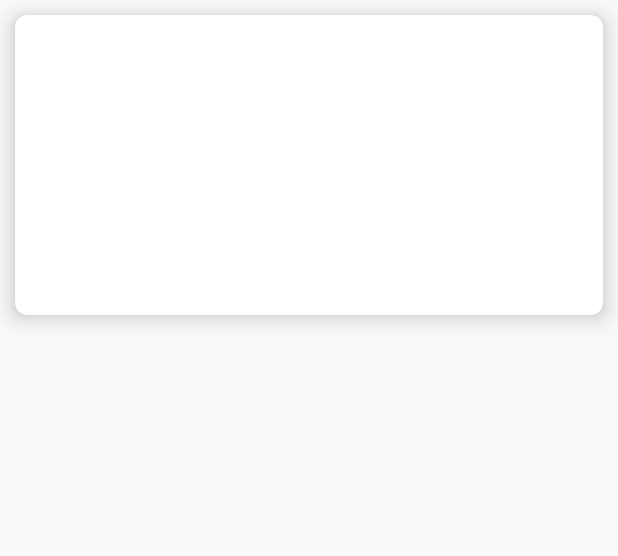
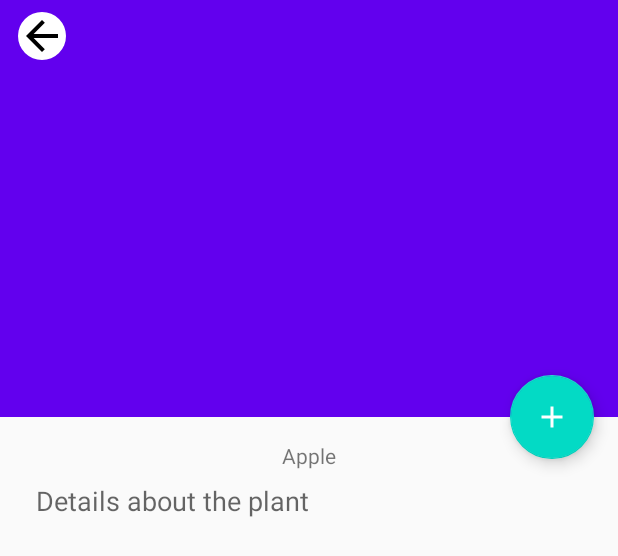
Before and after one commit to mmarashan/kids-smart-card, an Android app: the layout layout_article_page.xml on its own in the app's theme, with its tools: preview values and no code run, on a phone screen of 412 x 824 dp. Shown: the top 556 px of the screen. Run offline under Robolectric (Android 15) with nearby library versions, the phone set to English and light mode, and no system bars.

Commit message:
article page using coordinator layout

```diff
--- a/app/build.gradle
+++ b/app/build.gradle
@@ -26,7 +26,7 @@ android {
 dependencies {
     implementation "org.jetbrains.kotlin:kotlin-stdlib-jdk7:$kotlin_version"
     implementation "androidx.appcompat:appcompat:${versions.appcompat}"
-    implementation "androidx.core:core-ktx:${versions.corektx}"
+    implementation "androidx.core:core-ktx:1.0.0"
     implementation "androidx.constraintlayout:constraintlayout:${versions.constraintlayout}"
 
     implementation "org.koin:koin-android:${versions.koin}"
--- a/common/build.gradle
+++ b/common/build.gradle
@@ -25,8 +25,7 @@ android {
 }
 
 dependencies {
-    implementation fileTree(dir: "libs", include: ["*.jar"])
     implementation "org.jetbrains.kotlin:kotlin-stdlib:$kotlin_version"
-    implementation 'androidx.core:core-ktx:1.3.0'
-    implementation 'androidx.appcompat:appcompat:1.1.0'
+    implementation "androidx.core:core-ktx:${versions.corektx}"
+    implementation "androidx.appcompat:appcompat:${versions.appcompat}"
 }
--- a/feature/article-galery-feature/build.gradle
+++ b/feature/article-galery-feature/build.gradle
@@ -33,7 +33,6 @@ dependencies {
     implementation "androidx.recyclerview:recyclerview:${versions.recyclerview}"
     implementation "androidx.cardview:cardview:${versions.cardview}"
     implementation "com.github.bumptech.glide:glide:${versions.glide}"
-    annotationProcessor "com.github.bumptech.glide:compiler:${versions.glide}"
 
     implementation project(':common')
     implementation project(':core:article-data')
--- a/feature/article-page-feature/build.gradle
+++ b/feature/article-page-feature/build.gradle
@@ -24,16 +24,15 @@ dependencies {
     implementation "androidx.appcompat:appcompat:${versions.appcompat}"
     implementation "androidx.core:core-ktx:${versions.corektx}"
     implementation "androidx.constraintlayout:constraintlayout:${versions.constraintlayout}"
+    implementation "androidx.coordinatorlayout:coordinatorlayout:${versions.coordinatorlayout}"
+    implementation "com.google.android.material:material:${versions.material}"
 
     implementation "org.koin:koin-android:${versions.koin}"
     implementation "org.koin:koin-androidx-viewmodel:${versions.koin}"
     implementation "androidx.lifecycle:lifecycle-extensions:${versions.androidxlifecycle}"
     implementation "androidx.lifecycle:lifecycle-viewmodel-ktx:${versions.androidxlifecycle}"
     implementation "androidx.lifecycle:lifecycle-livedata-ktx:${versions.androidxlifecycle}"
-    implementation "androidx.recyclerview:recyclerview:${versions.recyclerview}"
-    implementation "androidx.cardview:cardview:${versions.cardview}"
     implementation "com.github.bumptech.glide:glide:${versions.glide}"
-    annotationProcessor "com.github.bumptech.glide:compiler:${versions.glide}"
 
     implementation project(':common')
     implementation project(':core:article-data')
--- a/feature/article-page-feature/src/main/AndroidManifest.xml
+++ b/feature/article-page-feature/src/main/AndroidManifest.xml
@@ -1,5 +1,3 @@
 <manifest xmlns:android="http://schemas.android.com/apk/res/android"
     package="ru.volgadev.article_page">
-
-    /
 </manifest>
--- /dev/null
+++ b/feature/article-page-feature/src/main/res/drawable/ic_detail_back.xml
@@ -0,0 +1,17 @@
+<?xml version="1.0" encoding="utf-8"?>
+<vector xmlns:android="http://schemas.android.com/apk/res/android"
+    android:width="32dp"
+    android:height="32dp"
+    android:viewportWidth="32.0"
+    android:viewportHeight="32.0">
+
+    <path
+        android:name="circle"
+        android:fillColor="?attr/colorSurface"
+        android:pathData="M16,16m-16,0a16,16 0,1 1,32 0a16,16 0,1 1,-32 0"/>
+
+    <path
+        android:name="arrow"
+        android:fillColor="?attr/colorOnSurface"
+        android:pathData="M20,14.66H10.44l7.45,-7.45L16,5.33l-10.66,10.66 10.66,10.66 1.88,-1.88L10.44,17.33H26.66v-2.66z"/>
+</vector>
--- /dev/null
+++ b/feature/article-page-feature/src/main/res/drawable/ic_plus.xml
@@ -0,0 +1,9 @@
+<vector xmlns:android="http://schemas.android.com/apk/res/android"
+        android:width="24dp"
+        android:height="24dp"
+        android:viewportWidth="24.0"
+        android:viewportHeight="24.0">
+    <path
+        android:fillColor="#FF000000"
+        android:pathData="M19,13h-6v6h-2v-6H5v-2h6V5h2v6h6v2z"/>
+</vector>
--- a/feature/article-page-feature/src/main/res/layout/layout_article_page.xml
+++ b/feature/article-page-feature/src/main/res/layout/layout_article_page.xml
@@ -1,41 +1,114 @@
 <?xml version="1.0" encoding="utf-8"?>
 
-<androidx.cardview.widget.CardView
-    xmlns:android="http://schemas.android.com/apk/res/android"
-    xmlns:card_view="http://schemas.android.com/apk/res-auto"
-    android:id="@+id/card_view"
-    android:layout_width="match_parent"
-    android:layout_height="wrap_content"
-    android:layout_margin="10dp"
-    card_view:cardCornerRadius="8dp"
-    card_view:cardElevation="10dp">
+<LinearLayout xmlns:android="http://schemas.android.com/apk/res/android"
+    xmlns:app="http://schemas.android.com/apk/res-auto"
+    xmlns:tools="http://schemas.android.com/tools"
+    android:layout_height="match_parent"
+    android:layout_width="match_parent">
 
-    <LinearLayout
+    <androidx.coordinatorlayout.widget.CoordinatorLayout
         android:layout_width="match_parent"
         android:layout_height="match_parent"
-        android:orientation="vertical">
+        android:fitsSystemWindows="true">
 
-        <ImageView
-            android:id="@+id/articleImage"
+        <com.google.android.material.appbar.AppBarLayout
+            android:id="@+id/appbar"
             android:layout_width="match_parent"
-            android:layout_height="100dp"
-            android:scaleType="centerCrop"/>
+            android:layout_height="@dimen/plant_detail_app_bar_height"
+            android:animateLayoutChanges="true"
+            android:fitsSystemWindows="true"
+            android:stateListAnimator="@animator/show_toolbar">
 
-        <TextView
-            android:id="@+id/articleTitle"
+            <com.google.android.material.appbar.CollapsingToolbarLayout
+                android:id="@+id/toolbar_layout"
+                android:layout_width="match_parent"
+                android:layout_height="match_parent"
+                android:fitsSystemWindows="true"
+                app:collapsedTitleGravity="center"
+                app:contentScrim="@color/sunflower_green_300"
+                app:layout_scrollFlags="scroll|exitUntilCollapsed"
+                app:statusBarScrim="@color/sunflower_green_500"
+                app:title="CollapsingToolbarLayout title"
+                app:titleEnabled="false"
+                app:toolbarId="@id/toolbar">
+
+                <ImageView
+                    android:id="@+id/articleImage"
+                    android:layout_width="match_parent"
+                    android:layout_height="@dimen/plant_detail_app_bar_height"
+                    android:contentDescription="Article image"
+                    android:fitsSystemWindows="true"
+                    android:scaleType="centerCrop"
+                    app:layout_collapseMode="parallax" />
+
+                <androidx.appcompat.widget.Toolbar
+                    android:id="@+id/toolbar"
+                    android:layout_width="match_parent"
+                    android:layout_height="48dp"
+                    android:background="@android:color/transparent"
+                    app:contentInsetStartWithNavigation="0dp"
+                    app:layout_collapseMode="pin"
+                    app:navigationIcon="@drawable/ic_detail_back"
+                    app:titleTextColor="@color/sunflower_black" />
+
+            </com.google.android.material.appbar.CollapsingToolbarLayout>
+
+        </com.google.android.material.appbar.AppBarLayout>
+
+        <androidx.core.widget.NestedScrollView
+            android:id="@+id/plant_detail_scrollview"
             android:layout_width="match_parent"
             android:layout_height="match_parent"
-            android:layout_margin="10dp"
-            android:layout_gravity="center_horizontal"
-            android:textSize="24dp"/>
+            android:clipToPadding="false"
+            android:paddingBottom="@dimen/fab_bottom_padding"
+            app:layout_behavior="@string/appbar_scrolling_view_behavior">
 
-        <TextView
-            android:id="@+id/articleText"
-            android:layout_width="match_parent"
-            android:layout_height="match_parent"
-            android:layout_margin="10dp"
-            android:layout_gravity="center_horizontal"
-            android:textSize="20dp"/>
+            <androidx.constraintlayout.widget.ConstraintLayout
+                android:layout_width="match_parent"
+                android:layout_height="match_parent"
+                android:layout_margin="@dimen/margin_normal">
 
-    </LinearLayout>
-</androidx.cardview.widget.CardView>
+                <TextView
+                    android:id="@+id/articleTitle"
+                    android:layout_width="0dp"
+                    android:layout_height="wrap_content"
+                    android:layout_marginStart="@dimen/margin_small"
+                    android:layout_marginEnd="@dimen/margin_small"
+                    android:gravity="center_horizontal"
+                    app:layout_constraintEnd_toEndOf="parent"
+                    app:layout_constraintStart_toStartOf="parent"
+                    app:layout_constraintTop_toTopOf="parent"
+                    tools:text="Apple" />
+
+                <TextView
+                    android:id="@+id/articleText"
+                    style="?android:attr/textAppearanceMedium"
+                    android:layout_width="0dp"
+                    android:layout_height="wrap_content"
+                    android:layout_marginStart="@dimen/margin_small"
+                    android:layout_marginTop="@dimen/margin_small"
+                    android:layout_marginEnd="@dimen/margin_small"
+                    android:minHeight="@dimen/plant_description_min_height"
+                    android:textIsSelectable="true"
+                    app:layout_constraintEnd_toEndOf="parent"
+                    app:layout_constraintStart_toStartOf="parent"
+                    app:layout_constraintTop_toBottomOf="@id/articleTitle"
+                    tools:text="Details about the plant" />
+
+            </androidx.constraintlayout.widget.ConstraintLayout>
+
+        </androidx.core.widget.NestedScrollView>
+
+        <com.google.android.material.floatingactionbutton.FloatingActionButton
+            android:id="@+id/fab"
+            android:layout_width="wrap_content"
+            android:layout_height="wrap_content"
+            android:layout_margin="@dimen/fab_margin"
+            android:tint="@android:color/white"
+            app:layout_anchor="@id/appbar"
+            app:layout_anchorGravity="bottom|end"
+            app:srcCompat="@drawable/ic_plus" />
+
+    </androidx.coordinatorlayout.widget.CoordinatorLayout>
+
+</LinearLayout>
--- /dev/null
+++ b/feature/article-page-feature/src/main/res/values/dimens.xml
@@ -0,0 +1,49 @@
+<?xml version="1.0" encoding="utf-8"?>
+<!--
+  ~ Copyright 2018 Google LLC
+  ~
+  ~ Licensed under the Apache License, Version 2.0 (the "License");
+  ~ you may not use this file except in compliance with the License.
+  ~ You may obtain a copy of the License at
+  ~
+  ~     https://www.apache.org/licenses/LICENSE-2.0
+  ~
+  ~ Unless required by applicable law or agreed to in writing, software
+  ~ distributed under the License is distributed on an "AS IS" BASIS,
+  ~ WITHOUT WARRANTIES OR CONDITIONS OF ANY KIND, either express or implied.
+  ~ See the License for the specific language governing permissions and
+  ~ limitations under the License.
+  -->
+
+<resources>
+
+    <!-- Per Material Design specs: -->
+    <!-- https://material.io/design/components/buttons-floating-action-button.html#specs -->
+    <dimen name="fab_margin">16dp</dimen>
+
+    <!-- Padding on the bottom of a screen so that the FAB won't overlap scrolled text. -->
+    <dimen name="fab_bottom_padding">72dp</dimen>
+
+    <dimen name="plant_detail_app_bar_height">278dp</dimen>
+
+    <dimen name="margin_normal">16dp</dimen>
+    <dimen name="margin_small">8dp</dimen>
+    <dimen name="margin_extra_small">4dp</dimen>
+
+    <dimen name="plant_item_image_height">95dp</dimen>
+
+    <dimen name="card_side_margin">12dp</dimen>
+    <dimen name="card_bottom_margin">26dp</dimen>
+    <dimen name="card_elevation">2dp</dimen>
+    <dimen name="card_corner_radius">12dp</dimen>
+
+    <!-- elevation for Plant Detail toolbar - used to convert to pixels when hiding/showing -->
+    <dimen name="toolbar_elevation">5dp</dimen>
+
+    <!-- Plant List Header margin -->
+    <dimen name="header_margin">24dp</dimen>
+
+    <!-- minimum height of plant detail page so that the collapsing toolbar can be shown on every page -->
+    <dimen name="plant_description_min_height">555dp</dimen>
+
+</resources>
--- a/versions.gradle
+++ b/versions.gradle
@@ -7,6 +7,8 @@ versions.compileSdkVersion = 29
 versions.appcompat = "1.1.0"
 versions.corektx = "1.3.0"
 versions.constraintlayout = "1.1.3"
+versions.coordinatorlayout = "1.1.0"
+versions.material = "1.1.0"
 versions.koin = "2.0.1"
 versions.androidxlifecycle = "2.2.0"
 versions.recyclerview = "1.1.0"
```
Also changed, not shown: core/article-data/src/main/java/ru/volgadev/article_data/repository/ArticleRepositoryImpl.kt (+5 -4 lines), feature/article-page-feature/src/main/res/animator/show_toolbar.xml (added, +38 -0 lines), feature/article-page-feature/src/main/res/values/colors.xml (added, +13 -0 lines), feature/article-page-feature/src/main/res/values/styles.xml (added, +44 -0 lines).
